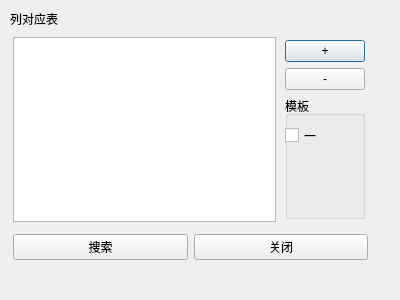
Old version of the form ui4/ReplaceItemInExcelDialog.ui in the repository ChenZebin9/python_pdm_2.
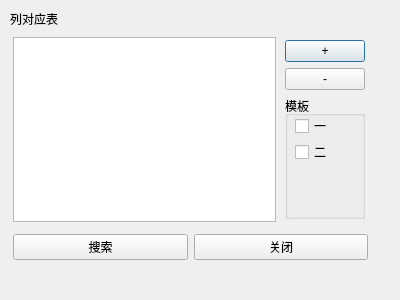
New version of the form.

Patch:
```diff
--- a/ui4/ReplaceItemInExcelDialog.ui
+++ b/ui4/ReplaceItemInExcelDialog.ui
@@ -86,18 +86,44 @@
           <property name="title">
            <string>模板</string>
           </property>
-          <widget class="QCheckBox" name="listMode1CheckButton">
+          <widget class="QWidget" name="layoutWidget">
            <property name="geometry">
             <rect>
-             <x>0</x>
-             <y>30</y>
-             <width>91</width>
-             <height>19</height>
+             <x>10</x>
+             <y>20</y>
+             <width>37</width>
+             <height>46</height>
             </rect>
            </property>
-           <property name="text">
-            <string>一</string>
-           </property>
+           <layout class="QVBoxLayout" name="g_v_layout">
+            <item>
+             <widget class="QCheckBox" name="listMode1CheckButton">
+              <property name="text">
+               <string>一</string>
+              </property>
+             </widget>
+            </item>
+            <item>
+             <widget class="QCheckBox" name="listMode2CheckButton">
+              <property name="text">
+               <string>二</string>
+              </property>
+             </widget>
+            </item>
+            <item>
+             <spacer name="verticalSpacer">
+              <property name="orientation">
+               <enum>Qt::Vertical</enum>
+              </property>
+              <property name="sizeHint" stdset="0">
+               <size>
+                <width>20</width>
+                <height>40</height>
+               </size>
+              </property>
+             </spacer>
+            </item>
+           </layout>
           </widget>
          </widget>
         </item>
```
